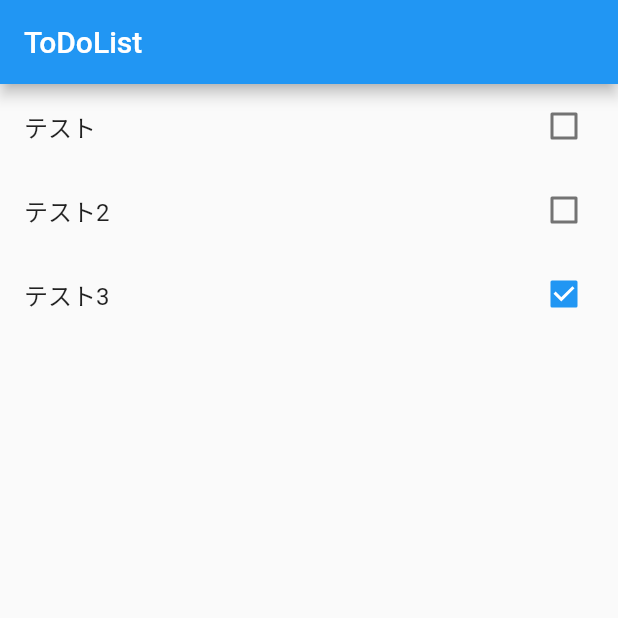
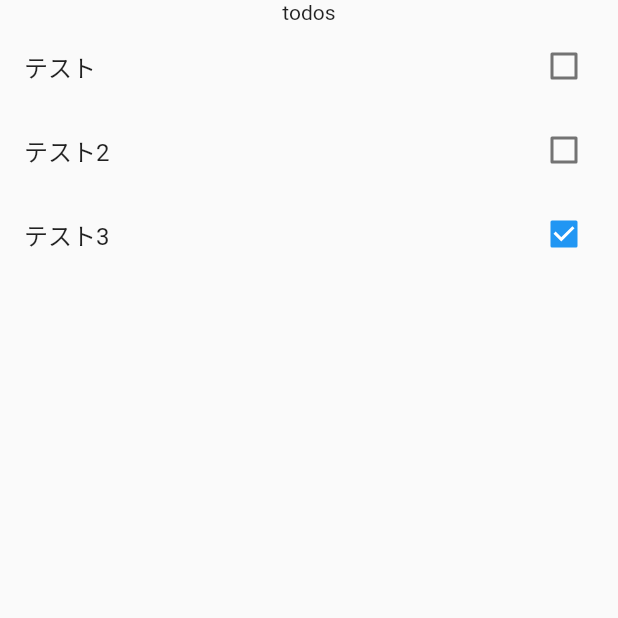
Before and after one commit to yuk1ch1/Flutter-Samples, a Flutter app: the screen it shows after launch, on a phone screen of 412 x 824 dp, the top half of it. Run offline on Flutter 3.47's test engine with Material 2 defaults, Android fonts, the phone set to English and light mode, and no system bars; our stand-ins replace flutter_riverpod, hooks_riverpod.

Commit message:
fix: ListViewをColumnに入れると入れ子構造にするとエラーが出たので修正

```diff
--- a/riverpod_todo/lib/main.dart
+++ b/riverpod_todo/lib/main.dart
@@ -27,6 +27,28 @@ final todoListProvider =
     Todo(id: "1", name: "テスト", isCompleted: false),
     Todo(id: "2", name: "テスト2", isCompleted: false),
     Todo(id: "3", name: "テスト3", isCompleted: true),
+    // Todo(id: "4", name: "テスト", isCompleted: false),
+    // Todo(id: "5", name: "テスト2", isCompleted: false),
+    // Todo(id: "6", name: "テスト3", isCompleted: true),
+    // Todo(id: "7", name: "テスト", isCompleted: false),
+    // Todo(id: "8", name: "テスト2", isCompleted: false),
+    // Todo(id: "9", name: "テスト3", isCompleted: true),
+    // Todo(id: "10", name: "テスト", isCompleted: false),
+    // Todo(id: "11", name: "テスト2", isCompleted: false),
+    // Todo(id: "12", name: "テスト3", isCompleted: true),
+    // Todo(id: "14", name: "テスト", isCompleted: false),
+    // Todo(id: "15", name: "テスト2", isCompleted: false),
+    // Todo(id: "16", name: "テスト3", isCompleted: true),
+    // Todo(id: "17", name: "テスト", isCompleted: false),
+    // Todo(id: "18", name: "テスト2", isCompleted: false),
+    // Todo(id: "19", name: "テスト3", isCompleted: true),
+    // Todo(id: "20", name: "テスト", isCompleted: false),
+    // Todo(id: "21", name: "テスト2", isCompleted: false),
+    // Todo(id: "22", name: "テスト3", isCompleted: true),
+    // Todo(id: "23", name: "テスト", isCompleted: false),
+    // Todo(id: "24", name: "テスト2", isCompleted: false),
+    // Todo(id: "25", name: "テスト3", isCompleted: true),
+
   ]);
 });
 
@@ -47,18 +69,30 @@ class ToDoListView extends ConsumerWidget {
     // rebuild the widget when the todo list changes
     List<Todo> todos = ref.watch(todoListProvider);
     return Scaffold(
-        appBar: new AppBar(
-          title: new Text('ToDoList'),
-        ),
-        body: ListView(children: [
-      for (final todo in todos)
-        CheckboxListTile(
-          value: todo.isCompleted,
-          // when tapping on the todo, change its completed status
-          onChanged: (value) =>
-              ref.read(todoListProvider.notifier).toggle(todo.id),
-          title: Text(todo.name),
-        )
-    ]));
+        body: SingleChildScrollView(child: Column(children: [
+          Text('todos'),
+          ListView(
+              shrinkWrap: true,
+              physics: NeverScrollableScrollPhysics(),
+              children: [
+            for (final todo in todos)
+              CheckboxListTile(
+                  value: todo.isCompleted,
+                  onChanged: (value) => ref.read(todoListProvider.notifier).toggle(todo.id),
+              title: Text(todo.name),
+              )
+          ]),
+        ]))
+    //     ListView(children: [
+    //   for (final todo in todos)
+    //     CheckboxListTile(
+    //       value: todo.isCompleted,
+    //       // when tapping on the todo, change its completed status
+    //       onChanged: (value) =>
+    //           ref.read(todoListProvider.notifier).toggle(todo.id),
+    //       title: Text(todo.name),
+    //     )
+    // ])
+    );
   }
 }
```
